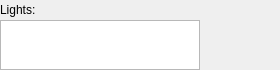
Old version of the form src/tools/hlam/ui/assets/studiomodel/dockpanels/StudioModelLightingPanel.ui in the repository SamVanheer/HalfLifeAssetManager.
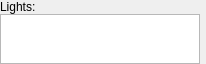
New version of the form.

Commit message: Streamline UI widgets using SetFixedSize constraint Resolves #165

```diff
--- a/src/tools/hlam/ui/assets/studiomodel/dockpanels/StudioModelLightingPanel.ui
+++ b/src/tools/hlam/ui/assets/studiomodel/dockpanels/StudioModelLightingPanel.ui
@@ -6,14 +6,17 @@
    <rect>
     <x>0</x>
     <y>0</y>
-    <width>280</width>
-    <height>70</height>
+    <width>208</width>
+    <height>65</height>
    </rect>
   </property>
   <property name="windowTitle">
    <string>Form</string>
   </property>
-  <layout class="QGridLayout" name="gridLayout">
+  <layout class="QHBoxLayout" name="horizontalLayout">
+   <property name="sizeConstraint">
+    <enum>QLayout::SetFixedSize</enum>
+   </property>
    <property name="leftMargin">
     <number>0</number>
    </property>
@@ -26,23 +29,25 @@
    <property name="bottomMargin">
     <number>0</number>
    </property>
-   <property name="verticalSpacing">
+   <item>
+    <layout class="QVBoxLayout" name="verticalLayout">
+     <property name="spacing">
     <number>0</number>
    </property>
-   <item row="0" column="2">
-    <spacer name="horizontalSpacer">
-     <property name="orientation">
-      <enum>Qt::Horizontal</enum>
+     <property name="leftMargin">
+      <number>0</number>
      </property>
-     <property name="sizeHint" stdset="0">
-      <size>
-       <width>0</width>
-       <height>20</height>
-      </size>
+     <property name="topMargin">
+      <number>0</number>
      </property>
-    </spacer>
-   </item>
-   <item row="1" column="0">
+     <item>
+      <widget class="QLabel" name="label">
+       <property name="text">
+        <string>Lights:</string>
+       </property>
+      </widget>
+     </item>
+     <item>
     <widget class="QListWidget" name="Lights">
      <property name="sizePolicy">
       <sizepolicy hsizetype="Fixed" vsizetype="Fixed">
@@ -64,27 +69,9 @@
      </property>
     </widget>
    </item>
-   <item row="0" column="0">
-    <widget class="QLabel" name="label">
-     <property name="text">
-      <string>Lights:</string>
-     </property>
-    </widget>
+    </layout>
    </item>
-   <item row="2" column="0">
-    <spacer name="verticalSpacer">
-     <property name="orientation">
-      <enum>Qt::Vertical</enum>
-     </property>
-     <property name="sizeHint" stdset="0">
-      <size>
-       <width>20</width>
-       <height>0</height>
-      </size>
-     </property>
-    </spacer>
-   </item>
-   <item row="0" column="1" rowspan="2">
+   <item>
     <widget class="QStackedWidget" name="LightSettingsContainer">
      <property name="sizePolicy">
       <sizepolicy hsizetype="Minimum" vsizetype="Preferred">
```
Lines whose indentation alone changed are shown as unchanged. The commit also changes 13 other files.
